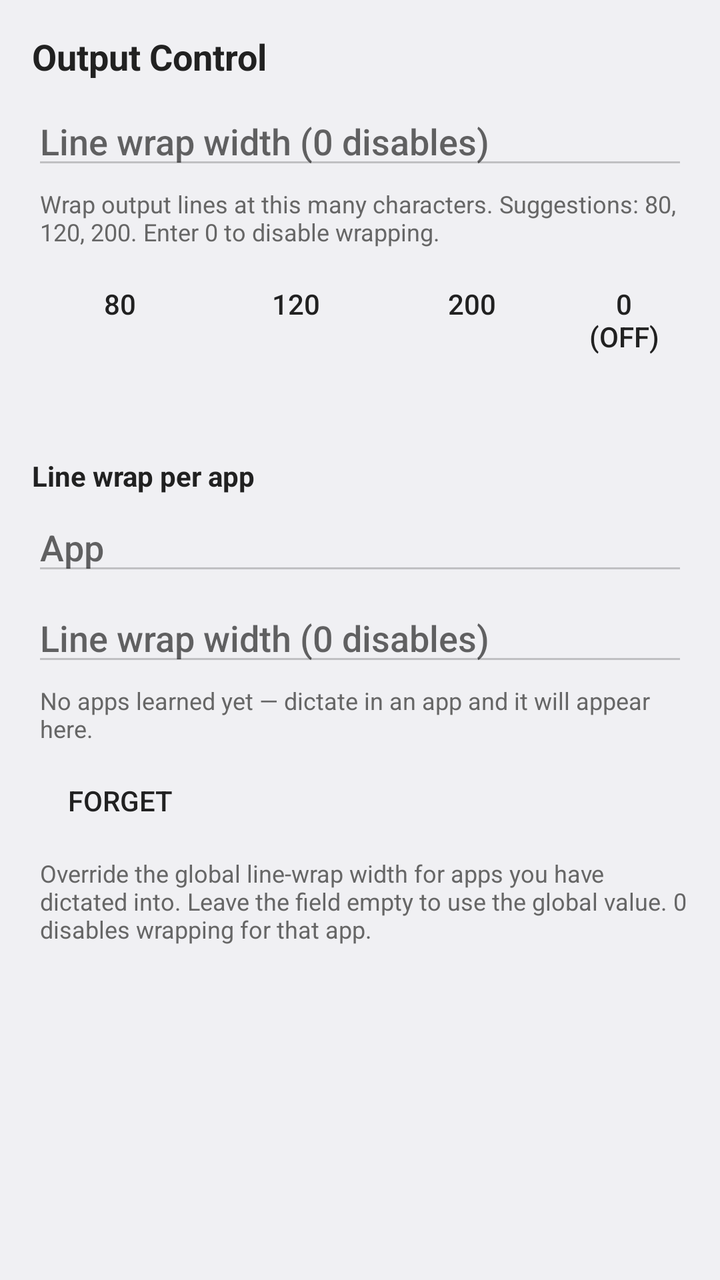
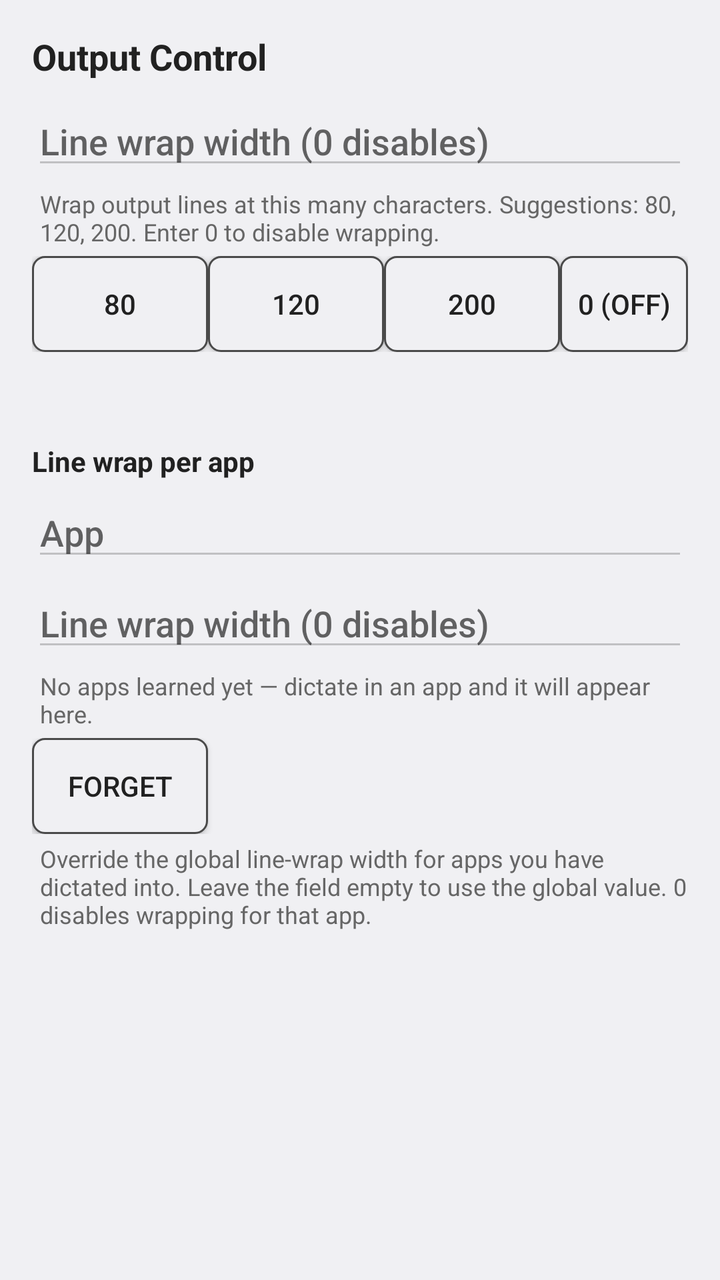

The first picture is an Android layout as it rendered before a commit; the second is the same layout after the commit. The layout source and the unified diff follow.
<!-- AndroidManifest.xml: activity theme Theme.PolishedRecognition.Plain -->
<!-- res/layout/activity_output_control.xml -->
<?xml version="1.0" encoding="utf-8"?>
<ScrollView xmlns:android="http://schemas.android.com/apk/res/android"
    android:layout_width="match_parent"
    android:layout_height="match_parent"
    android:fillViewport="true">

    <LinearLayout
        android:layout_width="match_parent"
        android:layout_height="wrap_content"
        android:orientation="vertical"
        android:padding="16dp">

        <TextView
            android:layout_width="match_parent"
            android:layout_height="wrap_content"
            android:text="@string/settings_category_output"
            android:textSize="18sp"
            android:textStyle="bold"
            android:textColor="?android:attr/textColorPrimary"
            android:layout_marginBottom="8dp" />

        <EditText
            android:id="@+id/wrap_width"
            android:layout_width="match_parent"
            android:layout_height="wrap_content"
            android:hint="@string/wrap_width"
            android:inputType="number"
            android:importantForAutofill="no"
            android:imeOptions="actionDone"
            android:layout_marginBottom="4dp" />

        <TextView
            android:layout_width="match_parent"
            android:layout_height="wrap_content"
            android:text="@string/wrap_width_hint"
            android:textSize="12sp"
            android:textColor="?android:attr/textColorTertiary"
            android:layout_marginStart="4dp"
            android:layout_marginBottom="4dp" />

        <LinearLayout
            android:layout_width="match_parent"
            android:layout_height="wrap_content"
            android:orientation="horizontal"
            android:layout_marginBottom="8dp">

            <Button
                android:id="@+id/wrap_80"
                android:layout_width="wrap_content"
                android:layout_height="wrap_content"
                android:text="@string/wrap_width_preset_80"
                style="@android:style/Widget.DeviceDefault.Button.Borderless" />

            <Button
                android:id="@+id/wrap_120"
                android:layout_width="wrap_content"
                android:layout_height="wrap_content"
                android:text="@string/wrap_width_preset_120"
                style="@android:style/Widget.DeviceDefault.Button.Borderless" />

            <Button
                android:id="@+id/wrap_200"
                android:layout_width="wrap_content"
                android:layout_height="wrap_content"
                android:text="@string/wrap_width_preset_200"
                style="@android:style/Widget.DeviceDefault.Button.Borderless" />

            <Button
                android:id="@+id/wrap_off"
                android:layout_width="wrap_content"
                android:layout_height="wrap_content"
                android:text="@string/wrap_width_preset_off"
                style="@android:style/Widget.DeviceDefault.Button.Borderless" />
        </LinearLayout>

        <View style="@style/SettingsDivider" />

        <TextView
            android:layout_width="match_parent"
            android:layout_height="wrap_content"
            android:text="@string/app_wrap_section"
            android:textSize="14sp"
            android:textStyle="bold"
            android:textColor="?android:attr/textColorPrimary"
            android:layout_marginTop="4dp"
            android:layout_marginBottom="4dp" />

        <AutoCompleteTextView
            android:id="@+id/app_wrap_app"
            android:layout_width="match_parent"
            android:layout_height="wrap_content"
            android:hint="@string/app_wrap_pick"
            android:inputType="none"
            android:focusable="false"
            android:cursorVisible="false"
            android:clickable="true"
            android:layout_marginBottom="4dp" />

        <EditText
            android:id="@+id/app_wrap_width"
            android:layout_width="match_parent"
            android:layout_height="wrap_content"
            android:hint="@string/wrap_width"
            android:inputType="number"
            android:imeOptions="actionDone"
            android:importantForAutofill="no"
            android:layout_marginBottom="4dp" />

        <TextView
            android:id="@+id/app_wrap_empty_hint"
            android:layout_width="match_parent"
            android:layout_height="wrap_content"
            android:text="@string/app_wrap_empty"
            android:textSize="12sp"
            android:textColor="?android:attr/textColorTertiary"
            android:layout_marginStart="4dp"
            android:layout_marginBottom="4dp" />

        <LinearLayout
            android:layout_width="match_parent"
            android:layout_height="wrap_content"
            android:orientation="horizontal"
            android:layout_marginBottom="4dp">

            <Button
                android:id="@+id/app_wrap_forget"
                android:layout_width="wrap_content"
                android:layout_height="wrap_content"
                android:text="@string/app_wrap_forget"
                style="@android:style/Widget.DeviceDefault.Button.Borderless" />
        </LinearLayout>

        <TextView
            android:layout_width="match_parent"
            android:layout_height="wrap_content"
            android:text="@string/app_wrap_hint"
            android:textSize="12sp"
            android:textColor="?android:attr/textColorTertiary"
            android:layout_marginStart="4dp"
            android:layout_marginBottom="12dp" />

    </LinearLayout>
</ScrollView>
<!-- resources referenced by this layout -->
<resources>
  <string name="app_wrap_empty">No apps learned yet — dictate in an app and it will appear here.</string>
  <string name="app_wrap_forget">Forget</string>
  <string name="app_wrap_hint">Override the global line-wrap width for apps you have dictated into. Leave the field empty to use the global value. 0 disables wrapping for that app.</string>
  <string name="app_wrap_pick">App</string>
  <string name="app_wrap_section">Line wrap per app</string>
  <string name="settings_category_output">Output Control</string>
  <string name="wrap_width">Line wrap width (0 disables)</string>
  <string name="wrap_width_hint">Wrap output lines at this many characters. Suggestions: 80, 120, 200. Enter 0 to disable wrapping.</string>
  <string name="wrap_width_preset_120" translatable="false">120</string>
  <string name="wrap_width_preset_200" translatable="false">200</string>
  <string name="wrap_width_preset_80" translatable="false">80</string>
  <string name="wrap_width_preset_off">0 (off)</string>
  <style name="SettingsDivider">
          <item name="android:layout_width">match_parent</item>
          <item name="android:layout_height">1dp</item>
          <item name="android:background">@color/text_secondary</item>
          <item name="android:layout_marginTop">16dp</item>
          <item name="android:layout_marginBottom">16dp</item>
      </style>
  <style name="Theme.PolishedRecognition.Plain" parent="@android:style/Theme.DeviceDefault.DayNight">
          <item name="android:windowNoTitle">true</item>
          <item name="android:windowActionBar">false</item>
          
          <item name="android:textColorPrimary">@color/text_primary</item>
          <item name="android:textColorSecondary">@color/text_secondary</item>
          <item name="android:textColorTertiary">@color/text_tertiary</item>
          
          <item name="android:colorControlNormal">@color/control_quiet</item>
      </style>
  <color name="control_quiet">#33000000</color>
</resources>

<!-- the commit's change to res/layout/activity_output_control.xml (unified diff, before → after) -->
@@ -49,28 +49,28 @@
                 android:layout_width="wrap_content"
                 android:layout_height="wrap_content"
                 android:text="@string/wrap_width_preset_80"
-                style="@android:style/Widget.DeviceDefault.Button.Borderless" />
+                style="@style/AppButton" />
 
             <Button
                 android:id="@+id/wrap_120"
                 android:layout_width="wrap_content"
                 android:layout_height="wrap_content"
                 android:text="@string/wrap_width_preset_120"
-                style="@android:style/Widget.DeviceDefault.Button.Borderless" />
+                style="@style/AppButton" />
 
             <Button
                 android:id="@+id/wrap_200"
                 android:layout_width="wrap_content"
                 android:layout_height="wrap_content"
                 android:text="@string/wrap_width_preset_200"
-                style="@android:style/Widget.DeviceDefault.Button.Borderless" />
+                style="@style/AppButton" />
 
             <Button
                 android:id="@+id/wrap_off"
                 android:layout_width="wrap_content"
                 android:layout_height="wrap_content"
                 android:text="@string/wrap_width_preset_off"
-                style="@android:style/Widget.DeviceDefault.Button.Borderless" />
+                style="@style/AppButton" />
         </LinearLayout>
 
         <View style="@style/SettingsDivider" />
@@ -127,7 +127,7 @@
                 android:layout_width="wrap_content"
                 android:layout_height="wrap_content"
                 android:text="@string/app_wrap_forget"
-                style="@android:style/Widget.DeviceDefault.Button.Borderless" />
+                style="@style/AppButton" />
         </LinearLayout>
 
         <TextView
<!-- resource entries referenced after the edit -->
@@ -12,6 +12,9 @@
   <string name="wrap_width_preset_200" translatable="false">200</string>
   <string name="wrap_width_preset_80" translatable="false">80</string>
   <string name="wrap_width_preset_off">0 (off)</string>
+  <style name="AppButton">
+          <item name="android:background">@drawable/app_button_bg</item>
+      </style>
   <style name="SettingsDivider">
           <item name="android:layout_width">match_parent</item>
           <item name="android:layout_height">1dp</item>
@@ -29,6 +32,20 @@
           
           <item name="android:colorControlNormal">@color/control_quiet</item>
       </style>
+  <!-- drawable app_button_bg (drawable) -->
+  <?xml version="1.0" encoding="utf-8"?>
+  <ripple xmlns:android="http://schemas.android.com/apk/res/android"
+      android:color="?android:attr/colorControlHighlight">
+      <item>
+          <shape android:shape="rectangle">
+              <solid android:color="?android:attr/colorBackground" />
+              <stroke
+                  android:width="1dp"
+                  android:color="?android:attr/textColorSecondary" />
+              <corners android:radius="6dp" />
+          </shape>
+      </item>
+  </ripple>
   <color name="control_quiet">#33000000</color>
 </resources>
 
